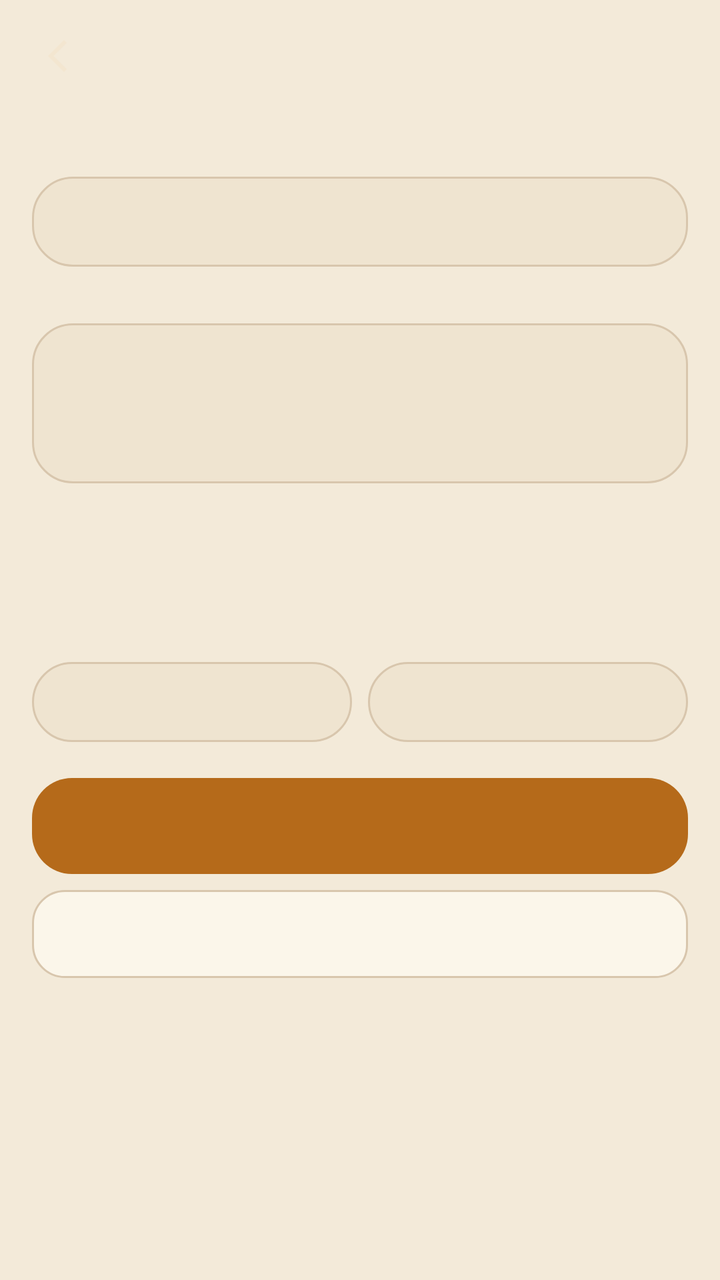
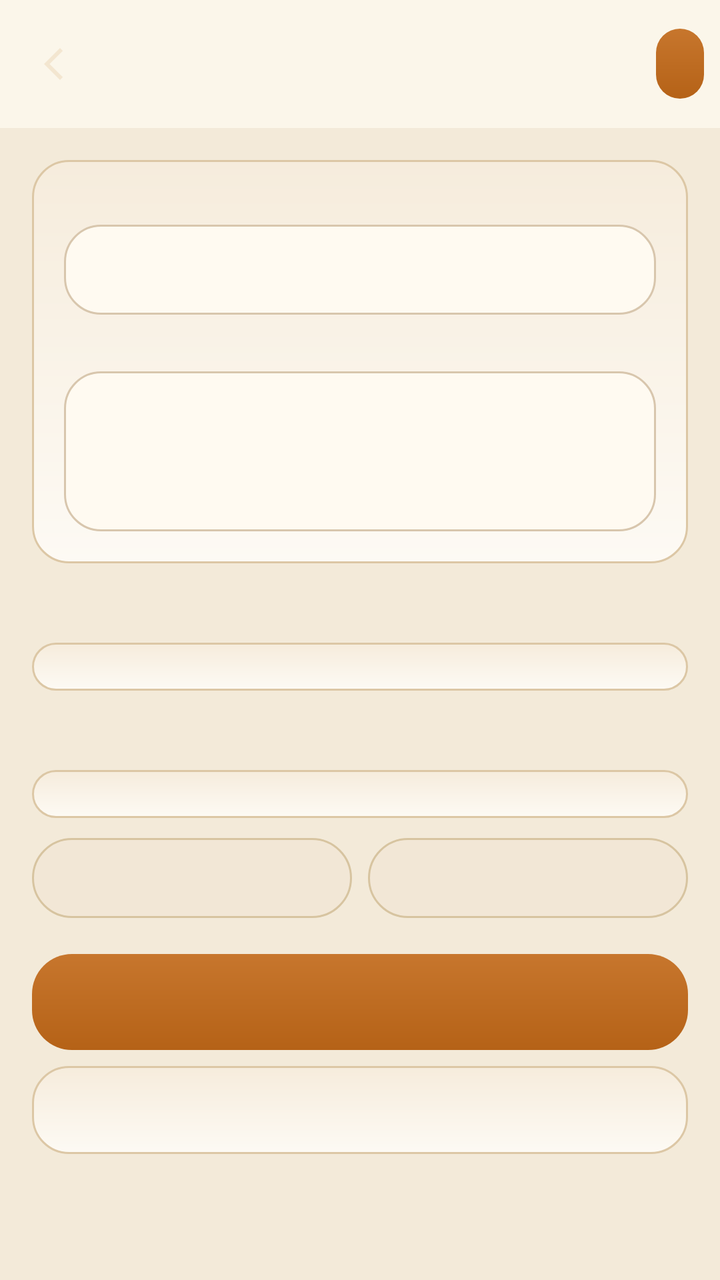

An Android layout rendered at two revisions. The XML below is the earlier revision; the diff shows what the commit changed to produce the second picture.
<!-- AndroidManifest.xml: application theme Theme.Tavern -->
<!-- res/layout/activity_story.xml -->
<?xml version="1.0" encoding="utf-8"?>
<LinearLayout xmlns:android="http://schemas.android.com/apk/res/android"
    android:layout_width="match_parent"
    android:layout_height="match_parent"
    android:background="@color/bg"
    android:orientation="vertical">

    <LinearLayout
        android:layout_width="match_parent"
        android:layout_height="56dp"
        android:gravity="center_vertical"
        android:orientation="horizontal"
        android:paddingHorizontal="8dp">

        <ImageButton
            android:id="@+id/btnBack"
            android:layout_width="44dp"
            android:layout_height="44dp"
            android:background="?attr/selectableItemBackgroundBorderless"
            android:contentDescription="back"
            android:src="@drawable/ic_back" />

        <TextView
            android:id="@+id/headerTitle"
            android:layout_width="0dp"
            android:layout_height="wrap_content"
            android:layout_weight="1"
            android:ellipsize="end"
            android:fontFamily="serif"
            android:maxLines="1"
            android:textColor="@color/candle"
            android:textSize="16sp" />

        <TextView
            android:id="@+id/btnSave"
            android:layout_width="wrap_content"
            android:layout_height="wrap_content"
            android:padding="12dp"
            android:textColor="@color/candle" />
    </LinearLayout>

    <ScrollView
        android:layout_width="match_parent"
        android:layout_height="0dp"
        android:layout_weight="1">

        <LinearLayout
            android:layout_width="match_parent"
            android:layout_height="wrap_content"
            android:orientation="vertical"
            android:padding="16dp">

            <TextView android:id="@+id/lName" android:layout_width="match_parent" android:layout_height="wrap_content" android:textColor="@color/muted" android:textSize="12sp" />
            <EditText android:id="@+id/etName" android:layout_width="match_parent" android:layout_height="wrap_content" android:background="@drawable/bg_input" android:fontFamily="serif" android:minHeight="44dp" android:padding="12dp" android:textColor="@color/ink" android:textSize="16sp" />

            <TextView android:id="@+id/lDesc" android:layout_width="match_parent" android:layout_height="wrap_content" android:layout_marginTop="12dp" android:textColor="@color/muted" android:textSize="12sp" />
            <EditText android:id="@+id/etDesc" android:layout_width="match_parent" android:layout_height="wrap_content" android:background="@drawable/bg_input" android:gravity="top" android:inputType="textMultiLine" android:minHeight="80dp" android:padding="12dp" android:textColor="@color/ink" android:textSize="14sp" />

            <TextView android:id="@+id/lWorld" android:layout_width="match_parent" android:layout_height="wrap_content" android:layout_marginTop="16dp" android:textColor="@color/candle" android:textSize="13sp" />
            <LinearLayout android:id="@+id/worldList" android:layout_width="match_parent" android:layout_height="wrap_content" android:layout_marginTop="6dp" android:orientation="vertical" />

            <TextView android:id="@+id/lCast" android:layout_width="match_parent" android:layout_height="wrap_content" android:layout_marginTop="16dp" android:textColor="@color/candle" android:textSize="13sp" />
            <LinearLayout android:id="@+id/castList" android:layout_width="match_parent" android:layout_height="wrap_content" android:layout_marginTop="6dp" android:orientation="vertical" />

            <LinearLayout android:layout_width="match_parent" android:layout_height="wrap_content" android:layout_marginTop="10dp" android:orientation="horizontal">
                <TextView android:id="@+id/btnAddCompanion" android:layout_width="0dp" android:layout_height="40dp" android:layout_marginEnd="8dp" android:layout_weight="1" android:background="@drawable/bg_chip" android:gravity="center" android:textColor="@color/ink" android:textSize="12sp" />
                <TextView android:id="@+id/btnAddNpc" android:layout_width="0dp" android:layout_height="40dp" android:layout_weight="1" android:background="@drawable/bg_chip" android:gravity="center" android:textColor="@color/ink" android:textSize="12sp" />
            </LinearLayout>

            <TextView android:id="@+id/btnStart" android:layout_width="match_parent" android:layout_height="48dp" android:layout_marginTop="18dp" android:background="@drawable/bg_chip_on" android:gravity="center" android:textColor="@color/on_candle" />
            <TextView android:id="@+id/btnDelete" android:layout_width="match_parent" android:layout_height="44dp" android:layout_marginTop="8dp" android:background="@drawable/bg_card" android:gravity="center" android:textColor="@color/wine" />
        </LinearLayout>
    </ScrollView>
</LinearLayout>
<!-- resources referenced by this layout -->
<resources>
  <color name="bg">#f3ead9</color>
  <color name="candle">#b56a1a</color>
  <color name="ink">#2a1d16</color>
  <color name="muted">#7a6554</color>
  <color name="on_candle">#f3ead9</color>
  <color name="wine">#8c3d3a</color>
  <!-- drawable bg_card (drawable) -->
  <?xml version="1.0" encoding="utf-8"?>
  <shape xmlns:android="http://schemas.android.com/apk/res/android">
      <solid android:color="@color/surface" />
      <corners android:radius="16dp" />
      <stroke android:width="1dp" android:color="@color/line" />
  </shape>
  <!-- drawable bg_chip (drawable) -->
  <?xml version="1.0" encoding="utf-8"?>
  <shape xmlns:android="http://schemas.android.com/apk/res/android">
      <solid android:color="@color/raised" />
      <corners android:radius="20dp" />
      <stroke android:width="1dp" android:color="@color/line" />
  </shape>
  <!-- drawable bg_chip_on (drawable) -->
  <?xml version="1.0" encoding="utf-8"?>
  <shape xmlns:android="http://schemas.android.com/apk/res/android">
      <solid android:color="@color/candle" />
      <corners android:radius="20dp" />
  </shape>
  <!-- drawable bg_input (drawable) -->
  <?xml version="1.0" encoding="utf-8"?>
  <shape xmlns:android="http://schemas.android.com/apk/res/android">
      <solid android:color="@color/raised" />
      <corners android:radius="20dp" />
      <stroke android:width="1dp" android:color="@color/line" />
  </shape>
  <!-- drawable ic_back (drawable) -->
  <?xml version="1.0" encoding="utf-8"?>
  <vector xmlns:android="http://schemas.android.com/apk/res/android" android:width="24dp" android:height="24dp" android:viewportWidth="24" android:viewportHeight="24">
      <path android:fillColor="#f3e6d0" android:pathData="M15.4,5.4L14,4l-8,8 8,8 1.4,-1.4L8.8,12z"/>
  </vector>
  <style name="Theme.Tavern" parent="Theme.Material3.DayNight.NoActionBar">
          <item name="colorPrimary">@color/candle</item>
          <item name="colorOnPrimary">@color/on_candle</item>
          <item name="colorPrimaryContainer">@color/raised</item>
          <item name="colorOnPrimaryContainer">@color/ink</item>
          <item name="colorSecondary">@color/wine</item>
          <item name="colorOnSecondary">@color/ink</item>
          <item name="colorSurface">@color/surface</item>
          <item name="colorOnSurface">@color/ink</item>
          <item name="android:statusBarColor">@color/bg</item>
          <item name="android:navigationBarColor">@color/surface</item>
          <item name="android:windowBackground">@color/bg</item>
          <item name="android:textColor">@color/ink</item>
          <item name="android:textColorPrimary">@color/ink</item>
          <item name="android:textColorSecondary">@color/muted</item>
          <item name="android:windowLightStatusBar">true</item>
          <item name="colorControlActivated">@color/candle</item>
          <item name="android:colorAccent">@color/candle</item>
      </style>
  <color name="surface">#fbf6ea</color>
  <color name="line">#d8c6ad</color>
  <color name="raised">#efe4d0</color>
</resources>

<!-- the commit's change to res/layout/activity_story.xml (unified diff, before → after) -->
@@ -7,15 +7,16 @@
 
     <LinearLayout
         android:layout_width="match_parent"
-        android:layout_height="56dp"
+        android:layout_height="64dp"
+        android:background="@color/surface"
         android:gravity="center_vertical"
         android:orientation="horizontal"
         android:paddingHorizontal="8dp">
 
         <ImageButton
             android:id="@+id/btnBack"
-            android:layout_width="44dp"
-            android:layout_height="44dp"
+            android:layout_width="40dp"
+            android:layout_height="40dp"
             android:background="?attr/selectableItemBackgroundBorderless"
             android:contentDescription="back"
             android:src="@drawable/ic_back" />
@@ -29,14 +30,16 @@
             android:fontFamily="serif"
             android:maxLines="1"
             android:textColor="@color/candle"
-            android:textSize="16sp" />
+            android:textSize="17sp" />
 
         <TextView
             android:id="@+id/btnSave"
             android:layout_width="wrap_content"
             android:layout_height="wrap_content"
-            android:padding="12dp"
-            android:textColor="@color/candle" />
+            android:background="@drawable/bg_chip_on"
+            android:paddingHorizontal="12dp"
+            android:paddingVertical="8dp"
+            android:textColor="@color/on_candle" />
     </LinearLayout>
 
     <ScrollView
@@ -50,17 +53,25 @@
             android:orientation="vertical"
             android:padding="16dp">
 
-            <TextView android:id="@+id/lName" android:layout_width="match_parent" android:layout_height="wrap_content" android:textColor="@color/muted" android:textSize="12sp" />
-            <EditText android:id="@+id/etName" android:layout_width="match_parent" android:layout_height="wrap_content" android:background="@drawable/bg_input" android:fontFamily="serif" android:minHeight="44dp" android:padding="12dp" android:textColor="@color/ink" android:textSize="16sp" />
+            <LinearLayout
+                android:layout_width="match_parent"
+                android:layout_height="wrap_content"
+                android:background="@drawable/bg_card"
+                android:orientation="vertical"
+                android:padding="16dp">
 
-            <TextView android:id="@+id/lDesc" android:layout_width="match_parent" android:layout_height="wrap_content" android:layout_marginTop="12dp" android:textColor="@color/muted" android:textSize="12sp" />
-            <EditText android:id="@+id/etDesc" android:layout_width="match_parent" android:layout_height="wrap_content" android:background="@drawable/bg_input" android:gravity="top" android:inputType="textMultiLine" android:minHeight="80dp" android:padding="12dp" android:textColor="@color/ink" android:textSize="14sp" />
+                <TextView android:id="@+id/lName" android:layout_width="match_parent" android:layout_height="wrap_content" android:textColor="@color/muted" android:textSize="12sp" />
+                <EditText android:id="@+id/etName" android:layout_width="match_parent" android:layout_height="wrap_content" android:background="@drawable/bg_input" android:fontFamily="serif" android:minHeight="44dp" android:padding="12dp" android:textColor="@color/ink" android:textSize="16sp" />
+
+                <TextView android:id="@+id/lDesc" android:layout_width="match_parent" android:layout_height="wrap_content" android:layout_marginTop="12dp" android:textColor="@color/muted" android:textSize="12sp" />
+                <EditText android:id="@+id/etDesc" android:layout_width="match_parent" android:layout_height="wrap_content" android:background="@drawable/bg_input" android:gravity="top" android:inputType="textMultiLine" android:minHeight="80dp" android:padding="12dp" android:textColor="@color/ink" android:textSize="14sp" />
+            </LinearLayout>
 
             <TextView android:id="@+id/lWorld" android:layout_width="match_parent" android:layout_height="wrap_content" android:layout_marginTop="16dp" android:textColor="@color/candle" android:textSize="13sp" />
-            <LinearLayout android:id="@+id/worldList" android:layout_width="match_parent" android:layout_height="wrap_content" android:layout_marginTop="6dp" android:orientation="vertical" />
+            <LinearLayout android:id="@+id/worldList" android:layout_width="match_parent" android:layout_height="wrap_content" android:layout_marginTop="6dp" android:background="@drawable/bg_card" android:orientation="vertical" android:padding="12dp" />
 
             <TextView android:id="@+id/lCast" android:layout_width="match_parent" android:layout_height="wrap_content" android:layout_marginTop="16dp" android:textColor="@color/candle" android:textSize="13sp" />
-            <LinearLayout android:id="@+id/castList" android:layout_width="match_parent" android:layout_height="wrap_content" android:layout_marginTop="6dp" android:orientation="vertical" />
+            <LinearLayout android:id="@+id/castList" android:layout_width="match_parent" android:layout_height="wrap_content" android:layout_marginTop="6dp" android:background="@drawable/bg_card" android:orientation="vertical" android:padding="12dp" />
 
             <LinearLayout android:layout_width="match_parent" android:layout_height="wrap_content" android:layout_marginTop="10dp" android:orientation="horizontal">
                 <TextView android:id="@+id/btnAddCompanion" android:layout_width="0dp" android:layout_height="40dp" android:layout_marginEnd="8dp" android:layout_weight="1" android:background="@drawable/bg_chip" android:gravity="center" android:textColor="@color/ink" android:textSize="12sp" />
<!-- resource entries referenced after the edit -->
@@ -9,29 +9,35 @@
   <!-- drawable bg_card (drawable) -->
   <?xml version="1.0" encoding="utf-8"?>
   <shape xmlns:android="http://schemas.android.com/apk/res/android">
-      <solid android:color="@color/surface" />
-      <corners android:radius="16dp" />
-      <stroke android:width="1dp" android:color="@color/line" />
+      <gradient
+          android:angle="90"
+          android:endColor="#f6ecdc"
+          android:startColor="#fdfaf4" />
+      <corners android:radius="18dp" />
+      <stroke android:width="1dp" android:color="#dcc7a5" />
   </shape>
   <!-- drawable bg_chip (drawable) -->
   <?xml version="1.0" encoding="utf-8"?>
   <shape xmlns:android="http://schemas.android.com/apk/res/android">
-      <solid android:color="@color/raised" />
+      <solid android:color="#f2e7d6" />
       <corners android:radius="20dp" />
-      <stroke android:width="1dp" android:color="@color/line" />
+      <stroke android:width="1dp" android:color="#d7c4a0" />
   </shape>
   <!-- drawable bg_chip_on (drawable) -->
   <?xml version="1.0" encoding="utf-8"?>
   <shape xmlns:android="http://schemas.android.com/apk/res/android">
-      <solid android:color="@color/candle" />
+      <gradient
+          android:angle="90"
+          android:endColor="#c7762d"
+          android:startColor="#b56217" />
       <corners android:radius="20dp" />
   </shape>
   <!-- drawable bg_input (drawable) -->
   <?xml version="1.0" encoding="utf-8"?>
   <shape xmlns:android="http://schemas.android.com/apk/res/android">
-      <solid android:color="@color/raised" />
-      <corners android:radius="20dp" />
-      <stroke android:width="1dp" android:color="@color/line" />
+      <solid android:color="#fffaf1" />
+      <corners android:radius="18dp" />
+      <stroke android:width="1dp" android:color="#d8c6ad" />
   </shape>
   <!-- drawable ic_back (drawable) -->
   <?xml version="1.0" encoding="utf-8"?>
@@ -58,7 +64,6 @@
           <item name="android:colorAccent">@color/candle</item>
       </style>
   <color name="surface">#fbf6ea</color>
-  <color name="line">#d8c6ad</color>
   <color name="raised">#efe4d0</color>
 </resources>
 
